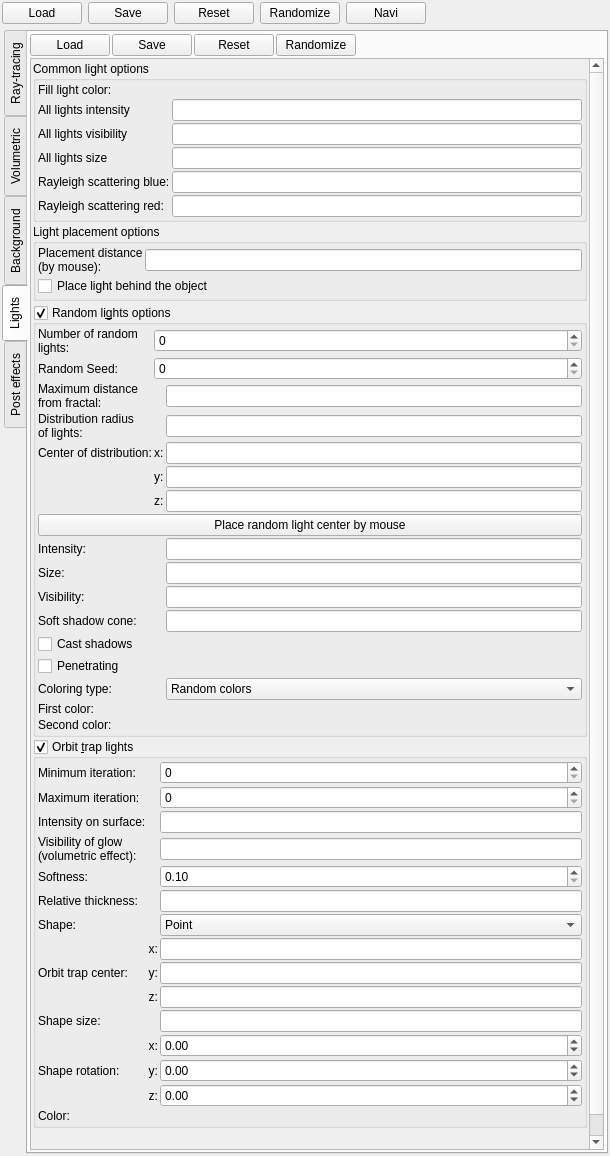
Old version of the form mandelbulber2/qt/dock_effects.ui in the repository buddhi1980/mandelbulber2.
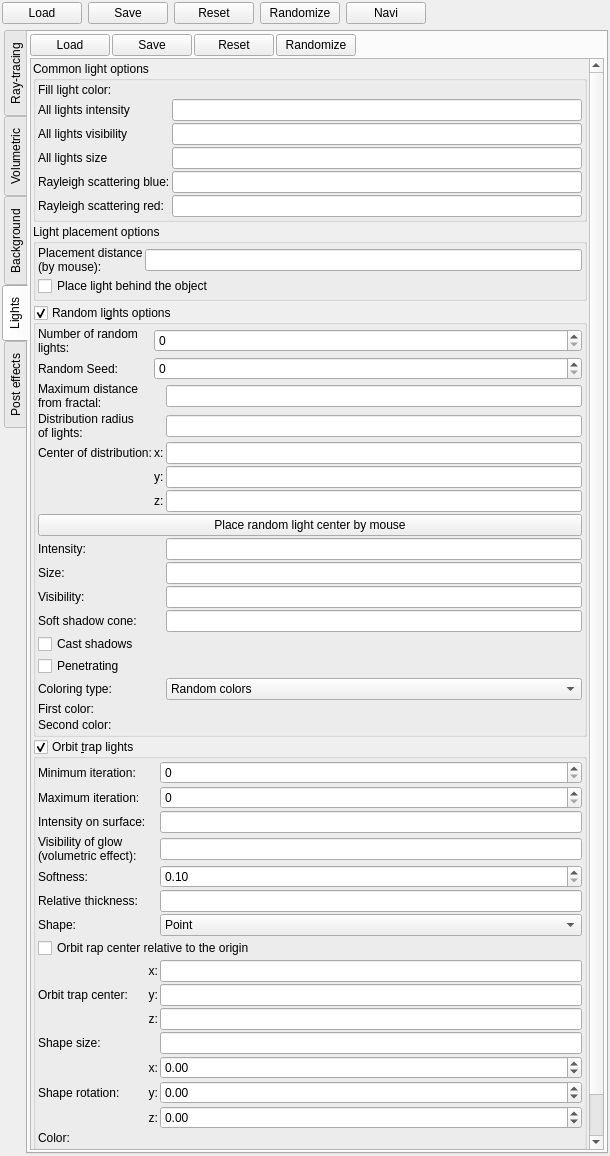
New version of the form. The open tabs and pages were chosen to show the change. Icons and pictures are not drawn. Custom widgets are drawn as their Qt base class.

Commit message: Added relative center position for orbit trap lights

What changed in the file:
```diff
--- a/mandelbulber2/qt/dock_effects.ui
+++ b/mandelbulber2/qt/dock_effects.ui
@@ -96,7 +96,7 @@
       <enum>QTabWidget::West</enum>
      </property>
      <property name="currentIndex">
-      <number>0</number>
+      <number>3</number>
      </property>
      <property name="usesScrollButtons">
       <bool>true</bool>
@@ -3575,9 +3575,9 @@
           <property name="geometry">
            <rect>
             <x>0</x>
-            <y>0</y>
+            <y>-88</y>
             <width>553</width>
-            <height>1166</height>
+            <height>1188</height>
            </rect>
           </property>
           <layout class="QVBoxLayout" name="verticalLayout_41">
@@ -4146,15 +4146,8 @@
                 <property name="spacing">
                  <number>2</number>
                 </property>
-                <item row="7" column="0" rowspan="3">
-                 <widget class="QLabel" name="label_95">
-                  <property name="text">
-                   <string>Orbit trap center:</string>
-                  </property>
-                 </widget>
-                </item>
-                <item row="0" column="2">
-                 <widget class="MySpinBox" name="spinboxInt_fake_lights_min_iter">
+                <item row="4" column="2">
+                 <widget class="MyDoubleSpinBox" name="spinbox_fake_lights_visibility_size">
                   <property name="sizePolicy">
                    <sizepolicy hsizetype="Minimum" vsizetype="Maximum">
                     <horstretch>0</horstretch>
@@ -4162,40 +4155,81 @@
                    </sizepolicy>
                   </property>
                   <property name="toolTip">
-                   <string>&lt;html&gt;&lt;head/&gt;&lt;body&gt;&lt;p&gt;First iteration taken for orbit trap calculation&lt;/p&gt;&lt;/body&gt;&lt;/html&gt;</string>
+                   <string>&lt;html&gt;&lt;head/&gt;&lt;body&gt;&lt;p&gt;Size of visible lights (scale is logarithmic)&lt;/p&gt;&lt;/body&gt;&lt;/html&gt;</string>
                   </property>
+                  <property name="prefix">
+                   <string/>
+                  </property>
+                  <property name="suffix">
+                   <string/>
+                  </property>
+                  <property name="decimals">
+                   <number>2</number>
+                  </property>
+                  <property name="minimum">
+                   <double>0.100000000000000</double>
+                  </property>
                   <property name="maximum">
-                   <number>500</number>
+                   <double>10.000000000000000</double>
                   </property>
-                 </widget>
-                </item>
-                <item row="4" column="0">
-                 <widget class="QLabel" name="label_94">
-                  <property name="text">
-                   <string>Softness:</string>
+                  <property name="singleStep">
+                   <double>0.100000000000000</double>
                   </property>
                  </widget>
                 </item>
-                <item row="1" column="2">
-                 <widget class="MySpinBox" name="spinboxInt_fake_lights_max_iter">
+                <item row="12" column="2">
+                 <widget class="MyDoubleSpinBox" name="spinboxd3_fake_lights_orbit_rotation_x">
                   <property name="sizePolicy">
                    <sizepolicy hsizetype="Minimum" vsizetype="Maximum">
                     <horstretch>0</horstretch>
                     <verstretch>0</verstretch>
                    </sizepolicy>
                   </property>
-                  <property name="toolTip">
-                   <string>&lt;html&gt;&lt;head/&gt;&lt;body&gt;&lt;p&gt;Last iteration taken for orbit trap calculation&lt;/p&gt;&lt;/body&gt;&lt;/html&gt;</string>
+                  <property name="prefix">
+                   <string/>
                   </property>
+                  <property name="suffix">
+                   <string/>
+                  </property>
+                  <property name="decimals">
+                   <number>2</number>
+                  </property>
+                  <property name="minimum">
+                   <double>-36000.000000000000000</double>
+                  </property>
                   <property name="maximum">
-                   <number>500</number>
+                   <double>36000.000000000000000</double>
                   </property>
+                  <property name="singleStep">
+                   <double>0.100000000000000</double>
+                  </property>
                  </widget>
                 </item>
-                <item row="2" column="2">
-                 <widget class="MyLineEdit" name="logedit_fake_lights_intensity">
-                  <property name="toolTip">
-                   <string>&lt;html&gt;&lt;head/&gt;&lt;body&gt;&lt;p&gt;Intensity of illumination of fractal surface&lt;/p&gt;&lt;/body&gt;&lt;/html&gt;</string>
+                <item row="14" column="2">
+                 <widget class="MyDoubleSpinBox" name="spinboxd3_fake_lights_orbit_rotation_z">
+                  <property name="sizePolicy">
+                   <sizepolicy hsizetype="Minimum" vsizetype="Maximum">
+                    <horstretch>0</horstretch>
+                    <verstretch>0</verstretch>
+                   </sizepolicy>
+                  </property>
+                  <property name="prefix">
+                   <string/>
+                  </property>
+                  <property name="suffix">
+                   <string/>
+                  </property>
+                  <property name="decimals">
+                   <number>2</number>
+                  </property>
+                  <property name="minimum">
+                   <double>-36000.000000000000000</double>
+                  </property>
+                  <property name="maximum">
+                   <double>36000.000000000000000</double>
+                  </property>
+                  <property name="singleStep">
+                   <double>0.100000000000000</double>
                   </property>
                  </widget>
                 </item>
@@ -4206,6 +4240,39 @@
                   </property>
                  </widget>
                 </item>
+                <item row="15" column="2">
+                 <widget class="MyColorButton" name="colorButton_fake_lights_color" native="true">
+                  <property name="toolTip">
+                   <string>&lt;html&gt;&lt;head/&gt;&lt;body&gt;&lt;p&gt;Color of light source&lt;/p&gt;&lt;/body&gt;&lt;/html&gt;</string>
+                  </property>
+                  <property name="text" stdset="0">
+                   <string>PushButton</string>
+                  </property>
+                 </widget>
+                </item>
+                <item row="15" column="0">
+                 <widget class="QLabel" name="label_45">
+                  <property name="text">
+                   <string>Color:</string>
+                  </property>
+                 </widget>
+                </item>
+                <item row="10" column="1">
+                 <widget class="QLabel" name="label_98">
+                  <property name="sizePolicy">
+                   <sizepolicy hsizetype="Maximum" vsizetype="Preferred">
+                    <horstretch>0</horstretch>
+                    <verstretch>0</verstretch>
+                   </sizepolicy>
+                  </property>
+                  <property name="text">
+                   <string>z:</string>
+                  </property>
+                  <property name="alignment">
+                   <set>Qt::AlignRight|Qt::AlignTrailing|Qt::AlignVCenter</set>
+                  </property>
+                 </widget>
+                </item>
                 <item row="2" column="0">
                  <widget class="QLabel" name="label_92">
                   <property name="text">
@@ -4213,8 +4280,15 @@
                   </property>
                  </widget>
                 </item>
-                <item row="4" column="2">
-                 <widget class="MyDoubleSpinBox" name="spinbox_fake_lights_visibility_size">
+                <item row="10" column="2">
+                 <widget class="MyLineEdit" name="vect3_fake_lights_orbit_trap_z">
+                  <property name="toolTip">
+                   <string>&lt;html&gt;&lt;head/&gt;&lt;body&gt;&lt;p&gt;Position of orbit trap point&lt;/p&gt;&lt;/body&gt;&lt;/html&gt;</string>
+                  </property>
+                 </widget>
+                </item>
+                <item row="1" column="2">
+                 <widget class="MySpinBox" name="spinboxInt_fake_lights_max_iter">
                   <property name="sizePolicy">
                    <sizepolicy hsizetype="Minimum" vsizetype="Maximum">
                     <horstretch>0</horstretch>
@@ -4222,36 +4296,49 @@
                    </sizepolicy>
                   </property>
                   <property name="toolTip">
-                   <string>&lt;html&gt;&lt;head/&gt;&lt;body&gt;&lt;p&gt;Size of visible lights (scale is logarithmic)&lt;/p&gt;&lt;/body&gt;&lt;/html&gt;</string>
-                  </property>
-                  <property name="prefix">
-                   <string/>
-                  </property>
-                  <property name="suffix">
-                   <string/>
-                  </property>
-                  <property name="decimals">
-                   <number>2</number>
-                  </property>
-                  <property name="minimum">
-                   <double>0.100000000000000</double>
+                   <string>&lt;html&gt;&lt;head/&gt;&lt;body&gt;&lt;p&gt;Last iteration taken for orbit trap calculation&lt;/p&gt;&lt;/body&gt;&lt;/html&gt;</string>
                   </property>
                   <property name="maximum">
-                   <double>10.000000000000000</double>
-                  </property>
-                  <property name="singleStep">
-                   <double>0.100000000000000</double>
-                  </property>
-                 </widget>
-                </item>
-                <item row="3" column="2">
-                 <widget class="MyLineEdit" name="logedit_fake_lights_visibility">
-                  <property name="toolTip">
-                   <string>&lt;html&gt;&lt;head/&gt;&lt;body&gt;&lt;p&gt;Brightness of visible lights. It is volumetric effect.&lt;/p&gt;&lt;p&gt;Quality of this effect can by controled by &lt;span style=&quot; font-style:italic;&quot;&gt;Effects / Volumetric / Custom DE step multiplier for volumetric effects&lt;/span&gt;&lt;/p&gt;&lt;/body&gt;&lt;/html&gt;</string>
+                   <number>500</number>
                   </property>
                  </widget>
                 </item>
                 <item row="8" column="1">
+                 <widget class="QLabel" name="label_96">
+                  <property name="sizePolicy">
+                   <sizepolicy hsizetype="Maximum" vsizetype="Preferred">
+                    <horstretch>0</horstretch>
+                    <verstretch>0</verstretch>
+                   </sizepolicy>
+                  </property>
+                  <property name="text">
+                   <string>x:</string>
+                  </property>
+                  <property name="alignment">
+                   <set>Qt::AlignRight|Qt::AlignTrailing|Qt::AlignVCenter</set>
+                  </property>
+                 </widget>
+                </item>
+                <item row="11" column="2">
+                 <widget class="MyLineEdit" name="logedit_fake_lights_orbit_trap_size"/>
+                </item>
+                <item row="12" column="1">
+                 <widget class="QLabel" name="label_106">
+                  <property name="sizePolicy">
+                   <sizepolicy hsizetype="Maximum" vsizetype="Preferred">
+                    <horstretch>0</horstretch>
+                    <verstretch>0</verstretch>
+                   </sizepolicy>
+                  </property>
+                  <property name="text">
+                   <string>x:</string>
+                  </property>
+                  <property name="alignment">
+                   <set>Qt::AlignRight|Qt::AlignTrailing|Qt::AlignVCenter</set>
+                  </property>
+                 </widget>
+                </item>
+                <item row="9" column="1">
                  <widget class="QLabel" name="label_97">
                   <property name="sizePolicy">
                    <sizepolicy hsizetype="Maximum" vsizetype="Preferred">
@@ -4267,32 +4354,22 @@
                   </property>
                  </widget>
                 </item>
-                <item row="1" column="0">
-                 <widget class="QLabel" name="label_91">
-                  <property name="text">
-                   <string>Maximum iteration:</string>
-                  </property>
-                 </widget>
-                </item>
-                <item row="3" column="0">
-                 <widget class="QLabel" name="label_93">
-                  <property name="text">
-                   <string>Visibility of glow (volumetric effect):</string>
-                  </property>
-                  <property name="wordWrap">
-                   <bool>true</bool>
-                  </property>
-                 </widget>
-                </item>
-                <item row="7" column="2">
+                <item row="8" column="2">
                  <widget class="MyLineEdit" name="vect3_fake_lights_orbit_trap_x">
                   <property name="toolTip">
                    <string>&lt;html&gt;&lt;head/&gt;&lt;body&gt;&lt;p&gt;Position of orbit trap point&lt;/p&gt;&lt;/body&gt;&lt;/html&gt;</string>
                   </property>
                  </widget>
                 </item>
-                <item row="7" column="1">
-                 <widget class="QLabel" name="label_96">
+                <item row="11" column="0">
+                 <widget class="QLabel" name="label_105">
+                  <property name="text">
+                   <string>Shape size:</string>
+                  </property>
+                 </widget>
+                </item>
+                <item row="14" column="1">
+                 <widget class="QLabel" name="label_108">
                   <property name="sizePolicy">
                    <sizepolicy hsizetype="Maximum" vsizetype="Preferred">
                     <horstretch>0</horstretch>
@@ -4300,57 +4377,38 @@
                    </sizepolicy>
                   </property>
                   <property name="text">
-                   <string>x:</string>
+                   <string>z:</string>
                   </property>
                   <property name="alignment">
                    <set>Qt::AlignRight|Qt::AlignTrailing|Qt::AlignVCenter</set>
                   </property>
                  </widget>
                 </item>
-                <item row="8" column="2">
+                <item row="2" column="2">
+                 <widget class="MyLineEdit" name="logedit_fake_lights_intensity">
+                  <property name="toolTip">
+                   <string>&lt;html&gt;&lt;head/&gt;&lt;body&gt;&lt;p&gt;Intensity of illumination of fractal surface&lt;/p&gt;&lt;/body&gt;&lt;/html&gt;</string>
+                  </property>
+                 </widget>
+                </item>
+                <item row="12" column="0" rowspan="3">
+                 <widget class="QLabel" name="label_102">
+                  <property name="text">
+                   <string>Shape rotation:</string>
+                  </property>
+                 </widget>
+                </item>
+                <item row="9" column="2">
                  <widget class="MyLineEdit" name="vect3_fake_lights_orbit_trap_y">
                   <property name="toolTip">
                    <string>&lt;html&gt;&lt;head/&gt;&lt;body&gt;&lt;p&gt;Position of orbit trap point&lt;/p&gt;&lt;/body&gt;&lt;/html&gt;</string>
                   </property>
                  </widget>
                 </item>
-                <item row="9" column="1">
-                 <widget class="QLabel" name="label_98">
-                  <property name="sizePolicy">
-                   <sizepolicy hsizetype="Maximum" vsizetype="Preferred">
-                    <horstretch>0</horstretch>
-                    <verstretch>0</verstretch>
-                   </sizepolicy>
-                  </property>
-                  <property name="text">
-                   <string>z:</string>
-                  </property>
-                  <property name="alignment">
-                   <set>Qt::AlignRight|Qt::AlignTrailing|Qt::AlignVCenter</set>
-                  </property>
-                 </widget>
-                </item>
-                <item row="9" column="2">
-                 <widget class="MyLineEdit" name="vect3_fake_lights_orbit_trap_z">
+                <item row="3" column="2">
+                 <widget class="MyLineEdit" name="logedit_fake_lights_visibility">
                   <property name="toolTip">
-                   <string>&lt;html&gt;&lt;head/&gt;&lt;body&gt;&lt;p&gt;Position of orbit trap point&lt;/p&gt;&lt;/body&gt;&lt;/html&gt;</string>
-                  </property>
-                 </widget>
-                </item>
-                <item row="14" column="0">
-                 <widget class="QLabel" name="label_45">
-                  <property name="text">
-                   <string>Color:</string>
-                  </property>
-                 </widget>
-                </item>
-                <item row="14" column="2">
-                 <widget class="MyColorButton" name="colorButton_fake_lights_color" native="true">
-                  <property name="toolTip">
-                   <string>&lt;html&gt;&lt;head/&gt;&lt;body&gt;&lt;p&gt;Color of light source&lt;/p&gt;&lt;/body&gt;&lt;/html&gt;</string>
-                  </property>
-                  <property name="text" stdset="0">
-                   <string>PushButton</string>
+                   <string>&lt;html&gt;&lt;head/&gt;&lt;body&gt;&lt;p&gt;Brightness of visible lights. It is volumetric effect.&lt;/p&gt;&lt;p&gt;Quality of this effect can by controled by &lt;span style=&quot; font-style:italic;&quot;&gt;Effects / Volumetric / Custom DE step multiplier for volumetric effects&lt;/span&gt;&lt;/p&gt;&lt;/body&gt;&lt;/html&gt;</string>
                   </property>
                  </widget>
                 </item>
@@ -4361,72 +4419,6 @@
                   </property>
                  </widget>
                 </item>
-                <item row="11" column="2">
-                 <widget class="MyDoubleSpinBox" name="spinboxd3_fake_lights_orbit_rotation_x">
-                  <property name="sizePolicy">
-                   <sizepolicy hsizetype="Minimum" vsizetype="Maximum">
-                    <horstretch>0</horstretch>
-                    <verstretch>0</verstretch>
-                   </sizepolicy>
-                  </property>
-                  <property name="prefix">
-                   <string/>
-                  </property>
-                  <property name="suffix">
-                   <string/>
-                  </property>
-                  <property name="decimals">
-                   <number>2</number>
-                  </property>
-                  <property name="minimum">
-                   <double>-36000.000000000000000</double>
-                  </property>
-                  <property name="maximum">
-                   <double>36000.000000000000000</double>
-                  </property>
-                  <property name="singleStep">
-                   <double>0.100000000000000</double>
-                  </property>
-                 </widget>
-                </item>
-                <item row="10" column="2">
-                 <widget class="MyLineEdit" name="logedit_fake_lights_orbit_trap_size"/>
-                </item>
-                <item row="12" column="2">
-                 <widget class="MyDoubleSpinBox" name="spinboxd3_fake_lights_orbit_rotation_y">
-                  <property name="sizePolicy">
-                   <sizepolicy hsizetype="Minimum" vsizetype="Maximum">
-                    <horstretch>0</horstretch>
-                    <verstretch>0</verstretch>
-                   </sizepolicy>
-                  </property>
-                  <property name="prefix">
-                   <string/>
-                  </property>
-                  <property name="suffix">
-                   <string/>
-                  </property>
-                  <property name="decimals">
-                   <number>2</number>
-                  </property>
-                  <property name="minimum">
-                   <double>-36000.000000000000000</double>
-                  </property>
-                  <property name="maximum">
-                   <double>36000.000000000000000</double>
-                  </property>
-                  <property name="singleStep">
-                   <double>0.100000000000000</double>
-                  </property>
-                 </widget>
-                </item>
-                <item row="10" column="0">
-                 <widget class="QLabel" name="label_105">
-                  <property name="text">
-                   <string>Shape size:</string>
-                  </property>
-                 </widget>
-                </item>
                 <item row="6" column="2">
                  <widget class="MyComboBox" name="comboBox_fake_lights_orbit_trap_shape">
                   <item>
@@ -4461,51 +4453,40 @@
                   </item>
                  </widget>
                 </item>
-                <item row="13" column="2">
-                 <widget class="MyDoubleSpinBox" name="spinboxd3_fake_lights_orbit_rotation_z">
+                <item row="8" column="0" rowspan="3">
+                 <widget class="QLabel" name="label_95">
+                  <property name="text">
+                   <string>Orbit trap center:</string>
+                  </property>
+                 </widget>
+                </item>
+                <item row="0" column="2">
+                 <widget class="MySpinBox" name="spinboxInt_fake_lights_min_iter">
                   <property name="sizePolicy">
                    <sizepolicy hsizetype="Minimum" vsizetype="Maximum">
                     <horstretch>0</horstretch>
                     <verstretch>0</verstretch>
                    </sizepolicy>
                   </property>
-                  <property name="prefix">
-                   <string/>
-                  </property>
-                  <property name="suffix">
-                   <string/>
-                  </property>
-                  <property name="decimals">
-                   <number>2</number>
-                  </property>
-                  <property name="minimum">
-                   <double>-36000.000000000000000</double>
+                  <property name="toolTip">
+                   <string>&lt;html&gt;&lt;head/&gt;&lt;body&gt;&lt;p&gt;First iteration taken for orbit trap calculation&lt;/p&gt;&lt;/body&gt;&lt;/html&gt;</string>
                   </property>
                   <property name="maximum">
-                   <double>36000.000000000000000</double>
+                   <number>500</number>
                   </property>
-                  <property name="singleStep">
-                   <double>0.100000000000000</double>
+                 </widget>
+                </item>
+                <item row="3" column="0">
+                 <widget class="QLabel" name="label_93">
+                  <property name="text">
+                   <string>Visibility of glow (volumetric effect):</string>
+                  </property>
+                  <property name="wordWrap">
+                   <bool>true</bool>
                   </property>
                  </widget>
                 </item>
                 <item row="13" column="1">
-                 <widget class="QLabel" name="label_108">
-                  <property name="sizePolicy">
-                   <sizepolicy hsizetype="Maximum" vsizetype="Preferred">
-                    <horstretch>0</horstretch>
-                    <verstretch>0</verstretch>
-                   </sizepolicy>
-                  </property>
-                  <property name="text">
-                   <string>z:</string>
-                  </property>
-                  <property name="alignment">
-                   <set>Qt::AlignRight|Qt::AlignTrailing|Qt::AlignVCenter</set>
-                  </property>
-                 </widget>
-                </item>
-                <item row="12" column="1">
                  <widget class="QLabel" name="label_107">
                   <property name="sizePolicy">
                    <sizepolicy hsizetype="Maximum" vsizetype="Preferred">
@@ -4521,26 +4502,17 @@
                   </property>
                  </widget>
                 </item>
-                <item row="11" column="1">
-                 <widget class="QLabel" name="label_106">
-                  <property name="sizePolicy">
-                   <sizepolicy hsizetype="Maximum" vsizetype="Preferred">
-                    <horstretch>0</horstretch>
-                    <verstretch>0</verstretch>
-                   </sizepolicy>
-                  </property>
+                <item row="4" column="0">
+                 <widget class="QLabel" name="label_94">
                   <property name="text">
-                   <string>x:</string>
-                  </property>
-                  <property name="alignment">
-                   <set>Qt::AlignRight|Qt::AlignTrailing|Qt::AlignVCenter</set>
+                   <string>Softness:</string>
                   </property>
                  </widget>
                 </item>
-                <item row="11" column="0" rowspan="3">
-                 <widget class="QLabel" name="label_102">
+                <item row="1" column="0">
+                 <widget class="QLabel" name="label_91">
                   <property name="text">
-                   <string>Shape rotation:</string>
+                   <string>Maximum iteration:</string>
                   </property>
                  </widget>
                 </item>
@@ -4558,6 +4530,47 @@
                   </property>
                  </widget>
                 </item>
+                <item row="13" column="2">
+                 <widget class="MyDoubleSpinBox" name="spinboxd3_fake_lights_orbit_rotation_y">
+                  <property name="sizePolicy">
+                   <sizepolicy hsizetype="Minimum" vsizetype="Maximum">
+                    <horstretch>0</horstretch>
+                    <verstretch>0</verstretch>
+                   </sizepolicy>
+                  </property>
+                  <property name="prefix">
+                   <string/>
+                  </property>
+                  <property name="suffix">
+                   <string/>
+                  </property>
+                  <property name="decimals">
+                   <number>2</number>
+                  </property>
+                  <property name="minimum">
+                   <double>-36000.000000000000000</double>
+                  </property>
+                  <property name="maximum">
+                   <double>36000.000000000000000</double>
+                  </property>
+                  <property name="singleStep">
+                   <double>0.100000000000000</double>
+                  </property>
+                 </widget>
+                </item>
+                <item row="7" column="0" colspan="3">
+                 <widget class="MyCheckBox" name="checkBox_fake_lights_relative_center">
+                  <property name="sizePolicy">
+                   <sizepolicy hsizetype="Minimum" vsizetype="Maximum">
+                    <horstretch>0</horstretch>
+                    <verstretch>0</verstretch>
+                   </sizepolicy>
+                  </property>
+                  <property name="text">
+                   <string>Orbit rap center relative to the origin</string>
+                  </property>
+                 </widget>
+                </item>
                </layout>
               </item>
              </layout>
```
The commit also changes 6 other files.
